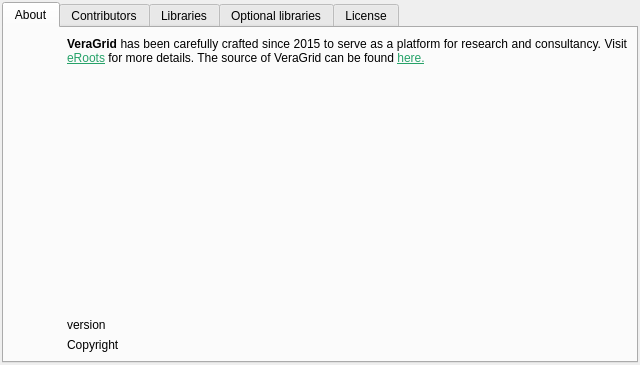
This is src/VeraGrid/Gui/AboutDialogue/about_gui.ui in JordiBejarUPC/veragrid-hvdc-bipolar-pfc as Qt 5 draws it before an edit. The edited form follows.
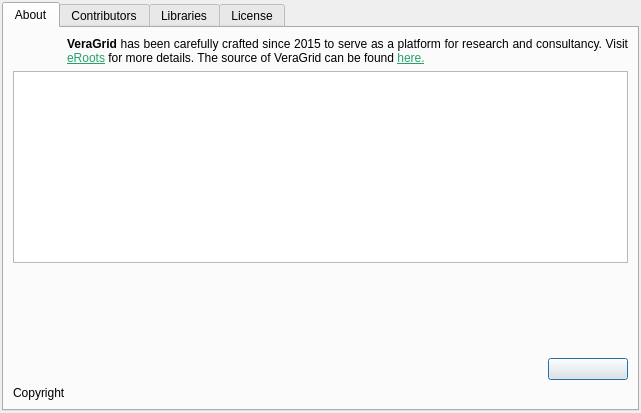
This is the edited form. Icons and pictures are not drawn.

Commit message: Improved about dialogue

The edit to the form file:
```diff
--- a/src/VeraGrid/Gui/AboutDialogue/about_gui.ui
+++ b/src/VeraGrid/Gui/AboutDialogue/about_gui.ui
@@ -6,8 +6,8 @@
    <rect>
     <x>0</x>
     <y>0</y>
-    <width>640</width>
-    <height>365</height>
+    <width>641</width>
+    <height>413</height>
    </rect>
   </property>
   <property name="windowTitle">
@@ -40,7 +40,78 @@
        <string>About</string>
       </attribute>
       <layout class="QGridLayout" name="gridLayout">
-       <item row="0" column="1" rowspan="2" colspan="2">
+       <item row="2" column="0" rowspan="2" colspan="3">
+        <widget class="QTableWidget" name="librariesTableWidget"/>
+       </item>
+       <item row="0" column="0">
+        <widget class="QLabel" name="label_3">
+         <property name="maximumSize">
+          <size>
+           <width>32</width>
+           <height>32</height>
+          </size>
+         </property>
+         <property name="text">
+          <string/>
+         </property>
+         <property name="pixmap">
+          <pixmap resource="../Icons/icons.qrc">:/Program icon/icons/VeraGrid_icon.png</pixmap>
+         </property>
+         <property name="scaledContents">
+          <bool>true</bool>
+         </property>
+        </widget>
+       </item>
+       <item row="5" column="0" colspan="2">
+        <widget class="QLabel" name="updateLabel">
+         <property name="text">
+          <string/>
+         </property>
+         <property name="openExternalLinks">
+          <bool>true</bool>
+         </property>
+         <property name="textInteractionFlags">
+          <set>Qt::TextInteractionFlag::LinksAccessibleByKeyboard|Qt::TextInteractionFlag::LinksAccessibleByMouse|Qt::TextInteractionFlag::TextBrowserInteraction|Qt::TextInteractionFlag::TextSelectableByKeyboard|Qt::TextInteractionFlag::TextSelectableByMouse</set>
+         </property>
+        </widget>
+       </item>
+       <item row="7" column="0" colspan="3">
+        <widget class="QLabel" name="copyrightLabel">
+         <property name="text">
+          <string>Copyright</string>
+         </property>
+         <property name="wordWrap">
+          <bool>true</bool>
+         </property>
+         <property name="openExternalLinks">
+          <bool>true</bool>
+         </property>
+         <property name="textInteractionFlags">
+          <set>Qt::TextInteractionFlag::LinksAccessibleByMouse|Qt::TextInteractionFlag::TextSelectableByMouse</set>
+         </property>
+        </widget>
+       </item>
+       <item row="5" column="2">
+        <widget class="QPushButton" name="updateButton">
+         <property name="maximumSize">
+          <size>
+           <width>80</width>
+           <height>16777215</height>
+          </size>
+         </property>
+         <property name="toolTip">
+          <string>Update VeraGrid. If you are on windows don't do this.</string>
+         </property>
+         <property name="text">
+          <string/>
+         </property>
+         <property name="icon">
+          <iconset resource="../Icons/icons.qrc">
+           <normaloff>:/Icons/icons/sync.png</normaloff>:/Icons/icons/sync.png</iconset>
+         </property>
+        </widget>
+       </item>
+       <item row="0" column="1" colspan="2">
         <widget class="QLabel" name="mainLabel">
          <property name="layoutDirection">
           <enum>Qt::LayoutDirection::LeftToRight</enum>
@@ -68,7 +139,32 @@
          </property>
         </widget>
        </item>
-       <item row="1" column="0">
+       <item row="3" column="0">
+        <widget class="QLabel" name="label">
+         <property name="minimumSize">
+          <size>
+           <width>48</width>
+           <height>48</height>
+          </size>
+         </property>
+         <property name="maximumSize">
+          <size>
+           <width>48</width>
+           <height>48</height>
+          </size>
+         </property>
+         <property name="text">
+          <string/>
+         </property>
+         <property name="pixmap">
+          <pixmap>:/Icons/icons/VeraGrid_icon.png</pixmap>
+         </property>
+         <property name="scaledContents">
+          <bool>true</bool>
+         </property>
+        </widget>
+       </item>
+       <item row="4" column="0">
         <spacer name="verticalSpacer">
          <property name="orientation">
           <enum>Qt::Orientation::Vertical</enum>
@@ -81,82 +177,6 @@
          </property>
         </spacer>
        </item>
-       <item row="0" column="0">
-        <widget class="QLabel" name="label">
-         <property name="minimumSize">
-          <size>
-           <width>48</width>
-           <height>48</height>
-          </size>
-         </property>
-         <property name="maximumSize">
-          <size>
-           <width>48</width>
-           <height>48</height>
-          </size>
-         </property>
-         <property name="text">
-          <string/>
-         </property>
-         <property name="pixmap">
-          <pixmap>:/Icons/icons/VeraGrid_icon.png</pixmap>
-         </property>
-         <property name="scaledContents">
-          <bool>true</bool>
-         </property>
-        </widget>
-       </item>
-       <item row="3" column="1" colspan="2">
-        <widget class="QLabel" name="versionLabel">
-         <property name="text">
-          <string>version</string>
-         </property>
-         <property name="wordWrap">
-          <bool>true</bool>
-         </property>
-         <property name="openExternalLinks">
-          <bool>true</bool>
-         </property>
-         <property name="textInteractionFlags">
-          <set>Qt::TextInteractionFlag::LinksAccessibleByMouse|Qt::TextInteractionFlag::TextSelectableByMouse</set>
-         </property>
-        </widget>
-       </item>
-       <item row="4" column="1" colspan="2">
-        <widget class="QLabel" name="copyrightLabel">
-         <property name="text">
-          <string>Copyright</string>
-         </property>
-         <property name="wordWrap">
-          <bool>true</bool>
-         </property>
-         <property name="openExternalLinks">
-          <bool>true</bool>
-         </property>
-         <property name="textInteractionFlags">
-          <set>Qt::TextInteractionFlag::LinksAccessibleByMouse|Qt::TextInteractionFlag::TextSelectableByMouse</set>
-         </property>
-        </widget>
-       </item>
-       <item row="3" column="0" rowspan="2">
-        <widget class="QLabel" name="label_3">
-         <property name="maximumSize">
-          <size>
-           <width>32</width>
-           <height>32</height>
-          </size>
-         </property>
-         <property name="text">
-          <string/>
-         </property>
-         <property name="pixmap">
-          <pixmap resource="../Icons/icons.qrc">:/Program icon/icons/VeraGrid_icon.png</pixmap>
-         </property>
-         <property name="scaledContents">
-          <bool>true</bool>
-         </property>
-        </widget>
-       </item>
       </layout>
      </widget>
      <widget class="QWidget" name="tab_2">
@@ -198,25 +218,8 @@
          </property>
         </widget>
        </item>
-       <item row="2" column="0">
-        <widget class="QPushButton" name="updateButton">
-         <property name="maximumSize">
-          <size>
-           <width>80</width>
-           <height>16777215</height>
-          </size>
-         </property>
-         <property name="toolTip">
-          <string>Update VeraGrid. If you are on windows don't do this.</string>
-         </property>
-         <property name="text">
-          <string/>
-         </property>
-         <property name="icon">
-          <iconset resource="../Icons/icons.qrc">
-           <normaloff>:/Icons/icons/sync.png</normaloff>:/Icons/icons/sync.png</iconset>
-         </property>
-        </widget>
+       <item row="0" column="0" colspan="6">
+        <widget class="QTableWidget" name="allLibsTableWidget"/>
        </item>
        <item row="2" column="1" colspan="4">
         <spacer name="horizontalSpacer">
@@ -230,32 +233,6 @@
           </size>
          </property>
         </spacer>
-       </item>
-       <item row="0" column="0" colspan="6">
-        <widget class="QTableWidget" name="allLibsTableWidget"/>
-       </item>
-       <item row="1" column="0" colspan="6">
-        <widget class="QLabel" name="updateLabel">
-         <property name="text">
-          <string/>
-         </property>
-         <property name="openExternalLinks">
-          <bool>true</bool>
-         </property>
-         <property name="textInteractionFlags">
-          <set>Qt::TextInteractionFlag::LinksAccessibleByKeyboard|Qt::TextInteractionFlag::LinksAccessibleByMouse|Qt::TextInteractionFlag::TextBrowserInteraction|Qt::TextInteractionFlag::TextSelectableByKeyboard|Qt::TextInteractionFlag::TextSelectableByMouse</set>
-         </property>
-        </widget>
-       </item>
-      </layout>
-     </widget>
-     <widget class="QWidget" name="tab_3">
-      <attribute name="title">
-       <string>Optional libraries</string>
-      </attribute>
-      <layout class="QGridLayout" name="gridLayout_2">
-       <item row="0" column="0" colspan="2">
-        <widget class="QTableWidget" name="librariesTableWidget"/>
        </item>
       </layout>
      </widget>
```
Left out of the diff: 14 changed lines with no effect on the pictures. The commit also changes 4 other files.
